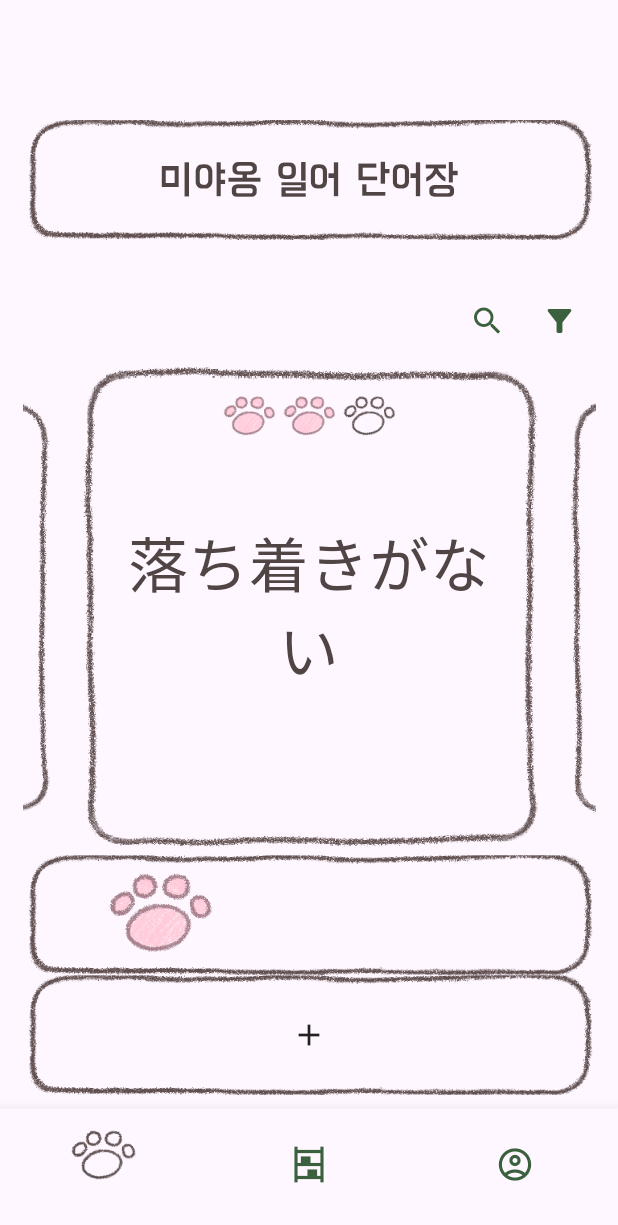
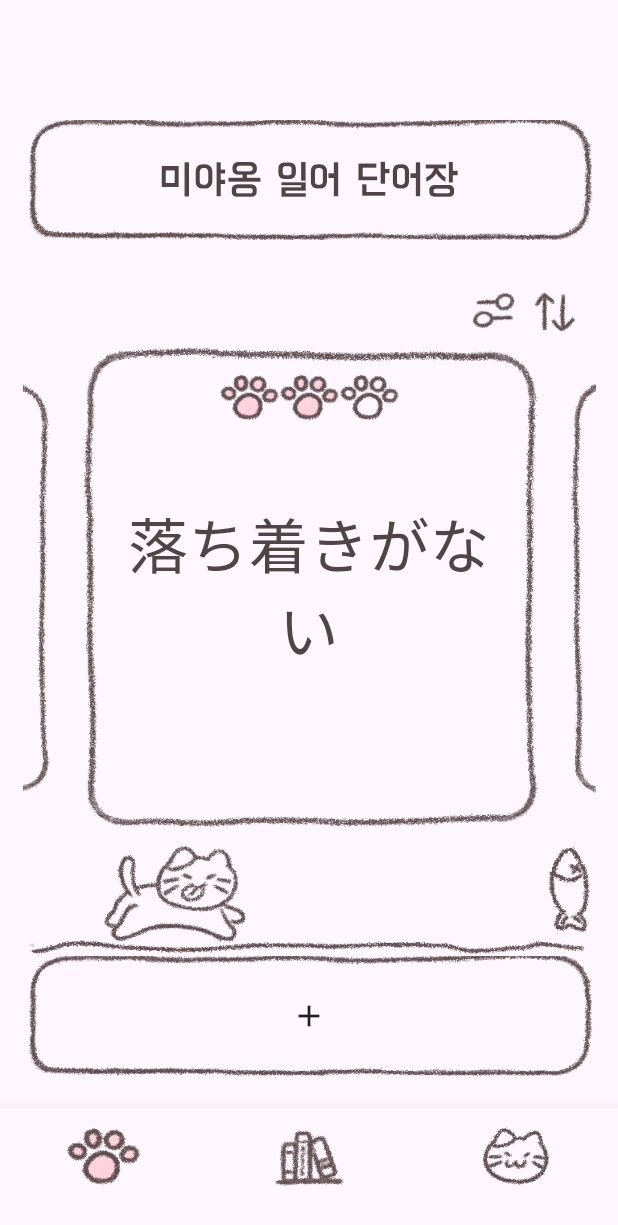
Before and after one commit to Summerzzang/myVeryWorkbook, a Flutter app: the screen it shows after launch, on a phone screen of 412 x 824 dp. Shown: the top 1225 px of the screen. Run offline on Flutter 3.47's test engine with Material 3 defaults, Android fonts, the phone set to English and light mode, and no system bars; drawn by our look-alikes of carousel_slider.

Commit message:
full version of ProgressBar with cat

```diff
--- a/lib/main.dart
+++ b/lib/main.dart
@@ -71,10 +71,10 @@
                 padding: const EdgeInsets.only(top: 10.0),
                 width: 50,
                 height: 50,
-                decoration: const BoxDecoration(
+                decoration: BoxDecoration(
                   image: DecorationImage(
                     image: AssetImage(
-                      'assets/icons/paw_lined.png',
+                      'assets/icons/${currentIndex == 0 ? 'paw_pink' : 'paw_lined'}.png',
                     ),
                     fit: BoxFit.cover,
                   ),
@@ -82,22 +82,34 @@
               ),
               label: "",
             ),
-            const BottomNavigationBarItem(
-              icon: Padding(
-                padding: EdgeInsets.only(top: 10.0),
-                child: Icon(
-                  Icons.shelves,
-                  size: 26,
+            BottomNavigationBarItem(
+              icon: Container(
+                padding: const EdgeInsets.only(top: 10.0),
+                width: 50,
+                height: 50,
+                decoration: BoxDecoration(
+                  image: DecorationImage(
+                    image: AssetImage(
+                      'assets/icons/${currentIndex == 1 ? 'bookshelf_hover' : 'bookshelf'}.png',
+                    ),
+                    fit: BoxFit.cover,
+                  ),
                 ),
               ),
               label: "",
             ),
-            const BottomNavigationBarItem(
-              icon: Padding(
-                padding: EdgeInsets.only(top: 10.0),
-                child: Icon(
-                  Icons.account_circle_outlined,
-                  size: 26,
+            BottomNavigationBarItem(
+              icon: Container(
+                padding: const EdgeInsets.only(top: 10.0),
+                width: 50,
+                height: 50,
+                decoration: BoxDecoration(
+                  image: DecorationImage(
+                    image: AssetImage(
+                      'assets/icons/${currentIndex == 2 ? 'meow_hover' : 'meow'}.png',
+                    ),
+                    fit: BoxFit.cover,
+                  ),
                 ),
               ),
               label: "",
--- a/lib/pages/homepage.dart
+++ b/lib/pages/homepage.dart
@@ -63,15 +63,24 @@
             Row(
               mainAxisAlignment: MainAxisAlignment.end,
               children: [
-                IconButton(
-                  onPressed: () {},
-                  icon: const Icon(
-                    Icons.search,
-                    color: DecoConst.secondColor,
+                GestureDetector(
+                  child: Container(
+                    padding: const EdgeInsets.only(top: 10.0),
+                    width: 35,
+                    height: 35,
+                    decoration: const BoxDecoration(
+                      image: DecorationImage(
+                        image: AssetImage(
+                          'assets/icons/filter.png',
+                        ),
+                        fit: BoxFit.cover,
+                      ),
+                    ),
                   ),
                 ),
-                IconButton(
-                  onPressed: () {
+                const SizedBox(width: 5),
+                GestureDetector(
+                  onTap: () {
                     showModalBottomSheet<void>(
                       context: context,
                       builder: (context) {
@@ -150,11 +159,21 @@
                       },
                     );
                   },
-                  icon: const Icon(
-                    Icons.filter_alt,
-                    color: DecoConst.secondColor,
+                  child: Container(
+                    padding: const EdgeInsets.only(top: 10.0),
+                    width: 35,
+                    height: 35,
+                    decoration: const BoxDecoration(
+                      image: DecorationImage(
+                        image: AssetImage(
+                          'assets/icons/sorting.png',
+                        ),
+                        fit: BoxFit.cover,
+                      ),
+                    ),
                   ),
                 ),
+                const SizedBox(width: 10),
               ],
             ),
             Selector<WordbookService, List<Word>>(
--- a/lib/widget/progressbar.dart
+++ b/lib/widget/progressbar.dart
@@ -32,8 +32,8 @@
 
   @override
   Widget build(BuildContext context) {
-    double screenWidth = MediaQuery.of(context).size.width;
-
+    return LayoutBuilder(builder: (context, constraints) {
+      double screenWidth = constraints.maxWidth;
       return Stack(
         children: [
           Container(
@@ -43,7 +43,7 @@
               borderRadius: BorderRadius.circular(15),
               color: Colors.transparent,
               image: const DecorationImage(
-              image: AssetImage('assets/images/title_box.png'),
+                image: AssetImage('assets/images/road.png'),
                 fit: BoxFit.cover,
               ),
             ),
@@ -51,18 +51,27 @@
           Selector<WordbookService, double>(
             selector: (context, service) => service.currentWordBook.status,
             builder: (context, status, child) {
-              return Positioned(
+              print(screenWidth);
+              print(status);
+              print(status * screenWidth);
+
+              return AnimatedPositioned(
+                duration: const Duration(milliseconds: 500),
                 top: 0,
                 bottom: 0,
-                left: 0,
-                child: AnimatedContainer(
-                  duration: const Duration(milliseconds: 500),
-                  width: status * screenWidth < 70 ? 70 : status * screenWidth,
-                  child: Image.asset('assets/icons/paw_pink.png'),
+                left: status * screenWidth - 110 - 15,
+                child: SizedBox(
+                  width: 110,
+                  child: Image.asset(
+                    'assets/images/runningmeow.png',
+                    fit: BoxFit.cover,
+                  ),
                 ),
               );
-            }),
+            },
+          ),
         ],
       );
+    });
   }
 }
```
Also changed, not shown: assets/icons/bookshelf.png (added), assets/icons/bookshelf_hover.png (added), assets/icons/filter.png (added), assets/icons/heart.png (added), assets/icons/heart_filed.png (added), assets/icons/meow.png (added), assets/icons/meow_hover.png (added), assets/icons/paw_lined.png, assets/icons/paw_pink.png, assets/icons/sorting.png (added), assets/images/road.png (added), assets/images/runningmeow.png (added). Lines whose indentation alone changed are shown as unchanged.
